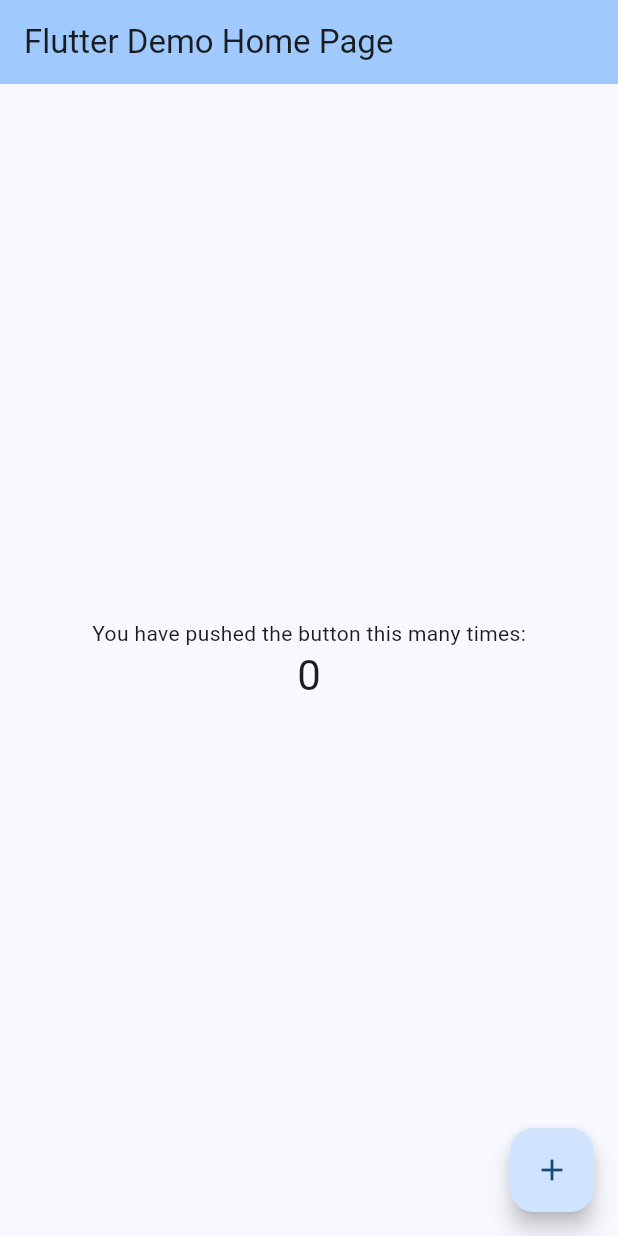
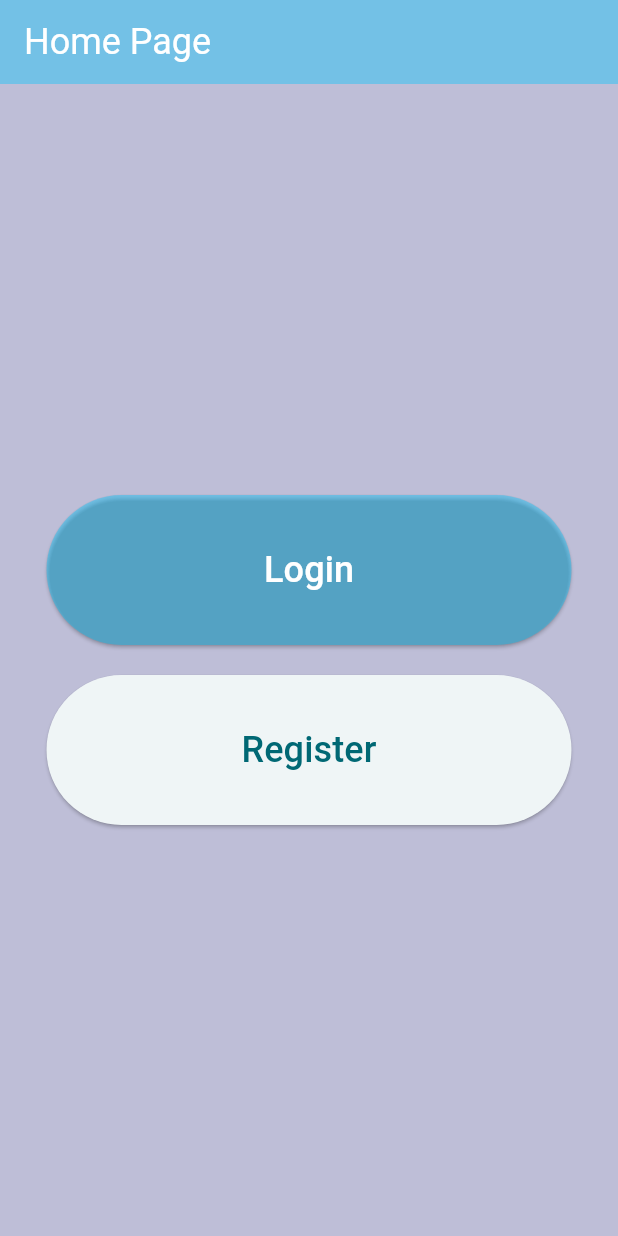
Before and after one commit to srduardo/PROJETO-LOGIN-FULLSTACK, a Flutter app: the screen it shows after launch, on a phone screen of 412 x 824 dp. Run offline on Flutter 3.47's test engine with Material 3 defaults, Android fonts, the phone set to English and light mode, and no system bars.

Commit message:
Visual da Home Page finalizada

```diff
--- a/frontend/lib/main.dart
+++ b/frontend/lib/main.dart
@@ -11,115 +11,47 @@ class MyApp extends StatelessWidget {
   @override
   Widget build(BuildContext context) {
     return MaterialApp(
-      title: 'Flutter Demo',
+      title: 'REGISTER AND LOGIN',
       theme: ThemeData(
-        // This is the theme of your application.
-        //
-        // TRY THIS: Try running your application with "flutter run". You'll see
-        // the application has a purple toolbar. Then, without quitting the app,
-        // try changing the seedColor in the colorScheme below to Colors.green
-        // and then invoke "hot reload" (save your changes or press the "hot
-        // reload" button in a Flutter-supported IDE, or press "r" if you used
-        // the command line to start the app).
-        //
-        // Notice that the counter didn't reset back to zero; the application
-        // state is not lost during the reload. To reset the state, use hot
-        // restart instead.
-        //
-        // This works for code too, not just values: Most code changes can be
-        // tested with just a hot reload.
-        colorScheme: ColorScheme.fromSeed(seedColor: Colors.blue),
+        appBarTheme: const AppBarTheme(
+          backgroundColor: Color.fromARGB(100, 0, 200, 255),
+        ),
+        colorScheme: ColorScheme.fromSeed(seedColor: Colors.white),
         useMaterial3: true,
       ),
-      home: const MyHomePage(title: 'Flutter Demo Home Page'),
+      home: const MyHomePage(),
     );
   }
 }
 
-class MyHomePage extends StatefulWidget {
-  const MyHomePage({super.key, required this.title});
-
-  // This widget is the home page of your application. It is stateful, meaning
-  // that it has a State object (defined below) that contains fields that affect
-  // how it looks.
-
-  // This class is the configuration for the state. It holds the values (in this
-  // case the title) provided by the parent (in this case the App widget) and
-  // used by the build method of the State. Fields in a Widget subclass are
-  // always marked "final".
-
-  final String title;
-
-  @override
-  State<MyHomePage> createState() => _MyHomePageState();
-}
-
-class _MyHomePageState extends State<MyHomePage> {
-  int _counter = 0;
-
-  void _incrementCounter() {
-    setState(() {
-      // This call to setState tells the Flutter framework that something has
-      // changed in this State, which causes it to rerun the build method below
-      // so that the display can reflect the updated values. If we changed
-      // _counter without calling setState(), then the build method would not be
-      // called again, and so nothing would appear to happen.
-      _counter++;
-    });
-  }
-
+class MyHomePage extends StatelessWidget {
+  const MyHomePage({super.key});
   @override
   Widget build(BuildContext context) {
-    // This method is rerun every time setState is called, for instance as done
-    // by the _incrementCounter method above.
-    //
-    // The Flutter framework has been optimized to make rerunning build methods
-    // fast, so that you can just rebuild anything that needs updating rather
-    // than having to individually change instances of widgets.
     return Scaffold(
+      backgroundColor: const Color.fromARGB(65, 0, 0, 100),
       appBar: AppBar(
-        // TRY THIS: Try changing the color here to a specific color (to
-        // Colors.amber, perhaps?) and trigger a hot reload to see the AppBar
-        // change color while the other colors stay the same.
-        backgroundColor: Theme.of(context).colorScheme.inversePrimary,
-        // Here we take the value from the MyHomePage object that was created by
-        // the App.build method, and use it to set our appbar title.
-        title: Text(widget.title),
+        title: const Text("Home Page", style: TextStyle(color: Colors.white, fontSize: 24)),
       ),
       body: Center(
-        // Center is a layout widget. It takes a single child and positions it
-        // in the middle of the parent.
         child: Column(
-          // Column is also a layout widget. It takes a list of children and
-          // arranges them vertically. By default, it sizes itself to fit its
-          // children horizontally, and tries to be as tall as its parent.
-          //
-          // Column has various properties to control how it sizes itself and
-          // how it positions its children. Here we use mainAxisAlignment to
-          // center the children vertically; the main axis here is the vertical
-          // axis because Columns are vertical (the cross axis would be
-          // horizontal).
-          //
-          // TRY THIS: Invoke "debug painting" (choose the "Toggle Debug Paint"
-          // action in the IDE, or press "p" in the console), to see the
-          // wireframe for each widget.
           mainAxisAlignment: MainAxisAlignment.center,
           children: <Widget>[
-            const Text(
-              'You have pushed the button this many times:',
+            ElevatedButton(
+                onPressed: () {},
+                style: ElevatedButton.styleFrom(minimumSize: const Size(350, 100), backgroundColor: Color.fromARGB(100, 0, 200, 255)),
+                child: const Text('Login', style: TextStyle(fontSize: 24, color: Colors.white)),
             ),
-            Text(
-              '$_counter',
-              style: Theme.of(context).textTheme.headlineMedium,
+            const SizedBox(height: 20),
+            ElevatedButton(
+              onPressed: () {},
+              style: ElevatedButton.styleFrom(minimumSize: const Size(350, 100),),
+              child: const Text('Register', style: TextStyle(fontSize: 24)),
             ),
-          ],
-        ),
-      ),
-      floatingActionButton: FloatingActionButton(
-        onPressed: _incrementCounter,
-        tooltip: 'Increment',
-        child: const Icon(Icons.add),
-      ), // This trailing comma makes auto-formatting nicer for build methods.
+          ]
+        )
+      )
+
     );
   }
 }
```
